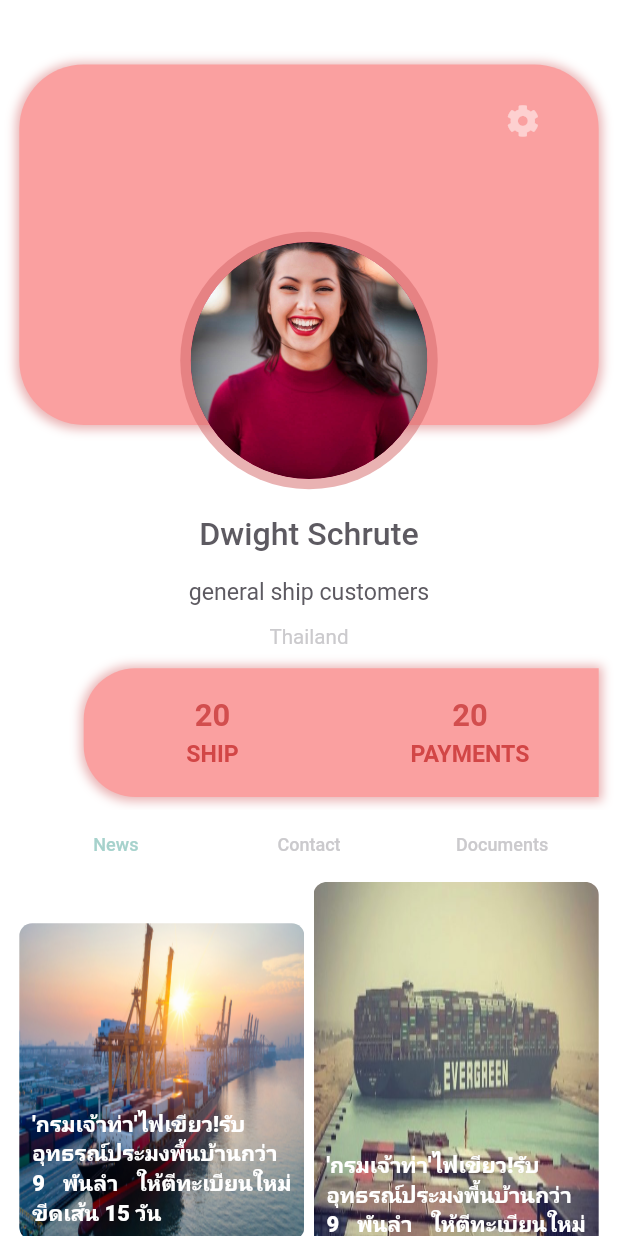
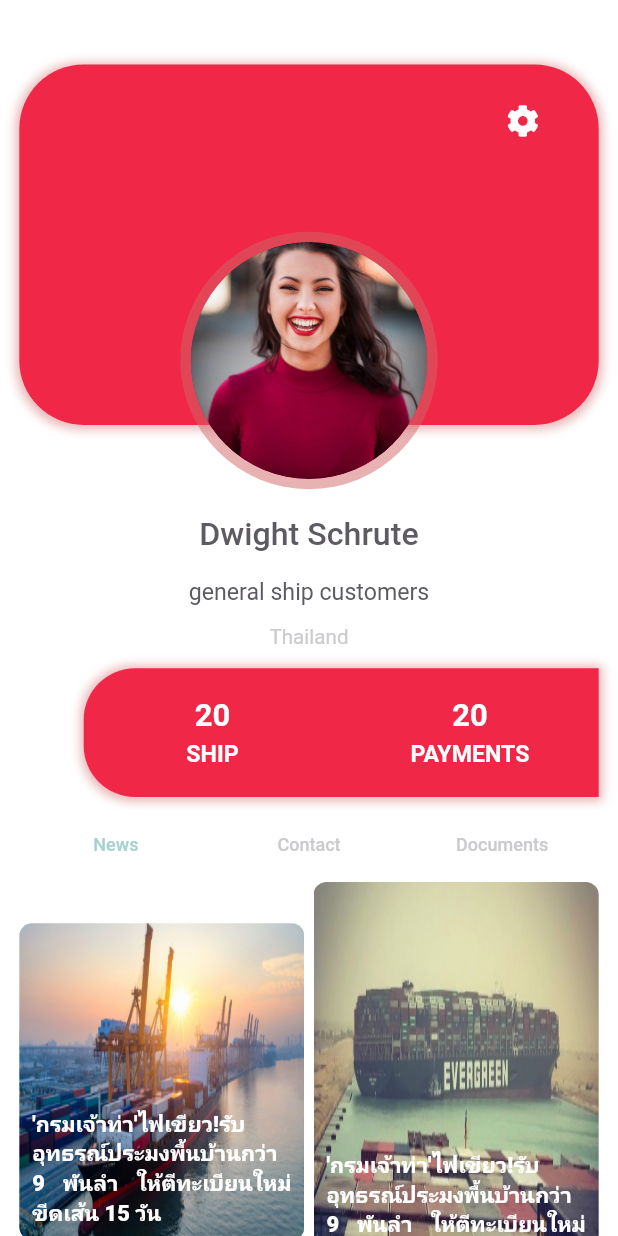
Before and after one commit to etnecadev/etneca-link, a Flutter app: the screen it shows after launch, on a phone screen of 412 x 824 dp. Run offline on Flutter 3.47's test engine with Material 2 defaults, Android fonts, the phone set to English and light mode, and no system bars; drawn by our look-alikes of contained_tab_bar_view; our stand-ins replace adaptive_theme, carousel_slider, dot_navigation_bar, expandable, flutter_staggered_animations, font_awesome_flutter and 1 more.

Commit message:
change color

```diff
--- a/lib/src/page/userPage.dart
+++ b/lib/src/page/userPage.dart
@@ -29,7 +29,7 @@ class _UserPageState extends State<UserPage> {
                   margin: EdgeInsets.symmetric(vertical: 50, horizontal: 15),
                   decoration: BoxDecoration(
                     borderRadius: BorderRadius.circular(50),
-                    color: Color.fromRGBO(250, 160, 160, 1),
+                    color: Color.fromRGBO(240	,39	,70	, 1),
                     boxShadow: [
                       BoxShadow(
                         color:
@@ -49,7 +49,7 @@ class _UserPageState extends State<UserPage> {
                   child: IconButton(
                     icon: FaIcon(
                       FontAwesomeIcons.cog,
-                      color: Color.fromRGBO(255, 255, 255, 0.5),
+                      color: Color.fromRGBO(255, 255, 255, 1),
                       size: 25,
                     ),
                     onPressed: () {},
@@ -109,7 +109,7 @@ class _UserPageState extends State<UserPage> {
                     bottomLeft: Radius.circular(40),
                     topLeft: Radius.circular(40),
                   ),
-                  color: Color.fromRGBO(250, 160, 160, 1),
+                  color: Color.fromRGBO(240	,39	,70	, 1),
                   boxShadow: [
                     BoxShadow(
                       color: Color.fromRGBO(210, 100, 102, 1).withOpacity(0.5),
@@ -134,7 +134,7 @@ class _UserPageState extends State<UserPage> {
                             child: Text(
                               "20",
                               style: TextStyle(
-                                  color: Color.fromRGBO(210, 78, 78, 1),
+                                  color: Color.fromRGBO(255, 255, 255, 1),
                                   fontSize: 24,
                                   fontWeight: FontWeight.w700),
                             ),
@@ -146,7 +146,7 @@ class _UserPageState extends State<UserPage> {
                             child: Text(
                               "20",
                               style: TextStyle(
-                                  color: Color.fromRGBO(210, 78, 78, 1),
+                                  color: Color.fromRGBO(255, 255, 255, 1),
                                   fontSize: 24,
                                   fontWeight: FontWeight.w700),
                             ),
@@ -167,7 +167,7 @@ class _UserPageState extends State<UserPage> {
                             child: Text(
                               "SHIP",
                               style: TextStyle(
-                                  color: Color.fromRGBO(210, 70, 70, 1),
+                                  color: Color.fromRGBO(255, 255, 255, 1),
                                   fontSize: 18,
                                   fontWeight: FontWeight.w700),
                             ),
@@ -180,7 +180,7 @@ class _UserPageState extends State<UserPage> {
                             child: Text(
                               "PAYMENTS",
                               style: TextStyle(
-                                  color: Color.fromRGBO(210, 70, 70, 1),
+                                  color: Color.fromRGBO(255, 255, 255, 1),
                                   fontSize: 18,
                                   fontWeight: FontWeight.w700),
                             ),
```
